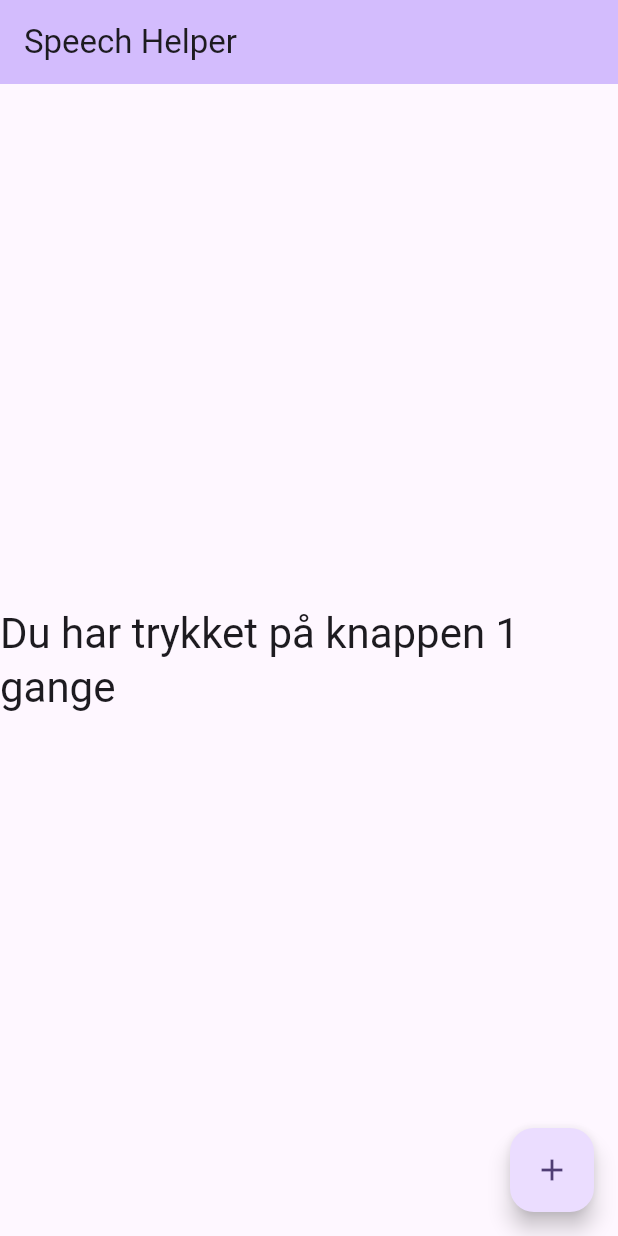
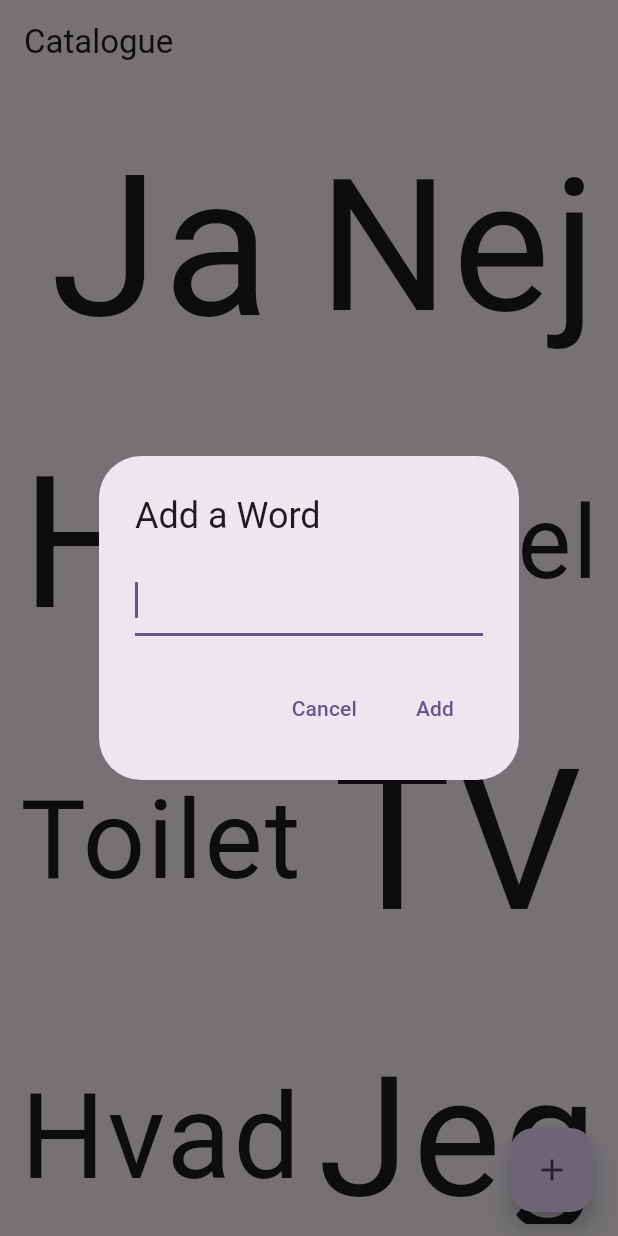
Before and after one commit to CapnOdin/SpeechHelper, a Flutter app: the screen it shows after launch, after a tap on the "add" icon, on a phone screen of 412 x 824 dp. Run offline on Flutter 3.47's test engine with Material 3 defaults, Android fonts, the light colour scheme and no system bars; our stand-ins replace flutter_tts.

Commit message:
v1.0.0 - beta version
Added a list of words that are spoken out loud when clicked and added the ability to define new words

```diff
--- /dev/null
+++ b/lib/app_screen.dart
@@ -0,0 +1,26 @@
+
+import 'package:flutter/material.dart';
+
+class AppScreen extends StatelessWidget {
+	final Key? scaffoldKey;
+	final Widget body;
+	final Widget? title;
+	final Widget? drawer;
+	final Widget? floatingActionButton;
+	final Widget? appBarButtons;
+	const AppScreen({super.key, this.scaffoldKey, this.title, required this.body, this.drawer, this.floatingActionButton, this.appBarButtons});
+
+	@override
+	Widget build(BuildContext context) {
+		return Scaffold(
+			key: scaffoldKey,
+			appBar: AppBar(
+				leading: appBarButtons,
+				title: title,
+			),
+			body: Center(child: body),
+			drawer: drawer,
+			floatingActionButton: floatingActionButton,
+		);
+	}
+}
--- a/lib/main.dart
+++ b/lib/main.dart
@@ -1,8 +1,7 @@
-import 'dart:io';
 
-import 'package:flutter/foundation.dart';
 import 'package:flutter/material.dart';
-import 'package:flutter_tts/flutter_tts.dart';
+import 'package:speech_helper/app_screen.dart';
+import 'package:speech_helper/word_catalogue_view.dart';
 
 void main() {
 	runApp(const MyApp());
@@ -59,99 +58,76 @@ class MyHomePage extends StatefulWidget {
 }
 
 class _MyHomePageState extends State<MyHomePage> {
-	int _counter = 0;
-	FlutterTts flutterTts = FlutterTts();
+	GlobalKey<WordCatalogueState> wordCatalogueKey = GlobalKey(debugLabel: "wordCatalogueKey");
+	WordCatalogueModel? wordCatalogueModel;
 
-	@override
-	void initState() {
-		initTTS();
-		super.initState();
-	}
-
-	Future<void> initTTS() async {
-		if(Platform.isIOS) {
-			await flutterTts.setSharedInstance(true);
-			await flutterTts.setIosAudioCategory(
-				IosTextToSpeechAudioCategory.ambient,
-				[
-					IosTextToSpeechAudioCategoryOptions.allowBluetooth,
-					IosTextToSpeechAudioCategoryOptions.allowBluetoothA2DP,
-					IosTextToSpeechAudioCategoryOptions.mixWithOthers
-				],
-				IosTextToSpeechAudioMode.voicePrompt
-			);
-		}
-		List<dynamic> languages = await flutterTts.getLanguages;
-		if(kDebugMode) {
-			print(languages);
-		}
-		await flutterTts.setLanguage("da-DK");
-		await flutterTts.setSpeechRate(0.5);
-		await flutterTts.setVolume(1.0);
-		await flutterTts.setPitch(1.0);
-	}
-
-	Future<void> _incrementCounter() async {
-		setState(() {
-			// This call to setState tells the Flutter framework that something has
-			// changed in this State, which causes it to rerun the build method below
-			// so that the display can reflect the updated values. If we changed
-			// _counter without calling setState(), then the build method would not be
-			// called again, and so nothing would appear to happen.
-			_counter++;
-		});
-		await flutterTts.speak("Du har trykket på knappen $_counter gange");
+	Future<void> _buttonClicked(BuildContext context) {
+		GlobalKey<EditableTextState> wordKey = GlobalKey(debugLabel: "wordCatalogueKey");
+		final myController = TextEditingController();
+		return showDialog<void>(
+			context: context,
+			builder: (BuildContext context) {
+				return AlertDialog(
+					title: const Text('Add a Word'),
+					content: TextField(key: wordKey, controller: myController, autofocus: true),
+					actions: <Widget>[
+						TextButton(
+							style: TextButton.styleFrom(
+								textStyle: Theme.of(context).textTheme.labelLarge,
+							),
+							child: const Text('Cancel', textAlign: TextAlign.end),
+							onPressed: () {
+								Navigator.of(context).pop();
+							},
+						),
+						TextButton(
+							style: TextButton.styleFrom(
+								textStyle: Theme.of(context).textTheme.labelLarge,
+							),
+							child: const Text('Add', textAlign: TextAlign.end),
+							onPressed: () {
+								Navigator.of(context).pop();
+								wordCatalogueKey.currentState!.addNewWord(myController.text);
+							},
+						),
+					],
+				);
+			},
+		);
 	}
 
 	@override
 	Widget build(BuildContext context) {
-		// This method is rerun every time setState is called, for instance as done
-		// by the _incrementCounter method above.
-		//
-		// The Flutter framework has been optimized to make rerunning build methods
-		// fast, so that you can just rebuild anything that needs updating rather
-		// than having to individually change instances of widgets.
-		return Scaffold(
-			appBar: AppBar(
-				// TRY THIS: Try changing the color here to a specific color (to
-				// Colors.amber, perhaps?) and trigger a hot reload to see the AppBar
-				// change color while the other colors stay the same.
-				backgroundColor: Theme.of(context).colorScheme.inversePrimary,
-				// Here we take the value from the MyHomePage object that was created by
-				// the App.build method, and use it to set our appbar title.
-				title: Text(widget.title),
+		wordCatalogueModel ??= WordCatalogueModel(
+			wordLst: [	WordModel(word: "Ja"),
+						WordModel(word: "Nej"),
+						WordModel(word: "Hej"),
+						WordModel(word: "Farvel"),
+						WordModel(word: "Toilet"),
+						WordModel(word: "TV"),
+						WordModel(word: "Hvad"),
+						WordModel(word: "Jeg"),
+						WordModel(word: "Du"),
+						WordModel(word: "Gå"),
+						WordModel(word: "Stue"),
+						WordModel(word: "Drikke"),
+						WordModel(word: "Spise"),
+						WordModel(word: "Hjælp")],
+			callback: () => setState(() {})
+		);
+		return AppScreen(title: const Text("Catalogue"),
+			floatingActionButton: FloatingActionButton(
+				onPressed: () => _buttonClicked(context),
+				tooltip: "Add Word",
+				child: const Icon(Icons.add),
 			),
-			body: Center(
-				// Center is a layout widget. It takes a single child and positions it
-				// in the middle of the parent.
-				child: Column(
-					// Column is also a layout widget. It takes a list of children and
-					// arranges them vertically. By default, it sizes itself to fit its
-					// children horizontally, and tries to be as tall as its parent.
-					//
-					// Column has various properties to control how it sizes itself and
-					// how it positions its children. Here we use mainAxisAlignment to
-					// center the children vertically; the main axis here is the vertical
-					// axis because Columns are vertical (the cross axis would be
-					// horizontal).
-					//
-					// TRY THIS: Invoke "debug painting" (choose the "Toggle Debug Paint"
-					// action in the IDE, or press "p" in the console), to see the
-					// wireframe for each widget.
-					mainAxisAlignment: MainAxisAlignment.center,
-					children: <Widget>[
-						Text(
-							'Du har trykket på knappen $_counter gange',
-							style: Theme.of(context).textTheme.headlineMedium,
-						),
-					],
-				),
+			body: Padding(padding: const EdgeInsets.all(8.0),
+				child: WordCatalogue(
+					key: wordCatalogueKey,
+					model: wordCatalogueModel!,
+					onChoice: null,
+				)
 			),
-			floatingActionButton: FloatingActionButton(
-				onPressed: _incrementCounter,
-				tooltip: 'Increment',
-				child: const Icon(Icons.add),
-			), // This trailing comma makes auto-formatting nicer for build methods.
 		);
 	}
 }
--- /dev/null
+++ b/lib/util.dart
@@ -0,0 +1,54 @@
+
+import 'dart:typed_data';
+import 'dart:io';
+
+import 'package:flutter/foundation.dart';
+
+class Util {
+	static logD(object) {
+		if(kDebugMode) {
+			print(object);
+		}
+	}
+
+	static log(object) {
+		//if(kDebugMode) {
+			print(object);
+		//}
+	}
+
+	static logW(object) {
+		//if(kDebugMode) {
+			print("Warn: $object");
+		//}
+	}
+
+	static logE(object) {
+		//if(kDebugMode) {
+			print("Error: $object");
+		//}
+	}
+
+	static Future<void> writeToFile(Uint8List data, String path) {
+		return File(path).writeAsBytes(data);
+	}
+
+	static String handleWinPath(String path) {
+		if(Platform.isWindows) {
+			return toWinPath(path);
+		}
+		return path;
+	}
+
+	static String toWinPath(String path) {
+		return path.replaceAll("/", Platform.pathSeparator);
+	}
+
+	static String escapePathJson(String path) {
+		return path.replaceAll("\\", "\\\\");
+	}
+
+	static String unEscapePathJson(String path) {
+		return path.replaceAll("\\\\", "\\");
+	}
+}
--- /dev/null
+++ b/lib/word_catalogue_view.dart
@@ -0,0 +1,256 @@
+
+import 'dart:convert';
+import 'dart:io';
+
+import 'package:speech_helper/util.dart';
+
+import 'package:flutter/material.dart';
+import 'package:flutter_tts/flutter_tts.dart';
+import 'package:path_provider/path_provider.dart';
+
+class WordCatalogue extends StatefulWidget {
+	final Function(String)? onChoice;
+	final WordCatalogueModel model;
+
+	const WordCatalogue({
+		super.key,
+		required this.model,
+		required this.onChoice,
+	});
+
+	@override
+	WordCatalogueState createState() {
+		return WordCatalogueState();
+	}
+}
+
+class WordCatalogueState extends State<WordCatalogue> {
+	FlutterTts flutterTts = FlutterTts();
+
+	@override
+	Widget build(BuildContext context) {
+		return _catalogue();
+	}
+
+	@override
+	void initState() {
+		initTTS();
+		super.initState();
+	}
+
+	Widget _catalogue() {
+		Util.logD("_catalogue");
+		return LayoutBuilder(builder: (context, constraints) {
+			return GridView.builder(
+				itemCount: widget.model.wordLst.length,
+				gridDelegate: SliverGridDelegateWithFixedCrossAxisCount(crossAxisCount: constraints.maxWidth > 700 ? 4 : 2),
+				itemBuilder: (_, int index) {
+					return GridTile(
+						child: Center(
+							child: Container(
+								margin: const EdgeInsets.only(left:5, top:5, right:5, bottom:5),
+								child: Stack(
+									fit: StackFit.expand,
+									children: [
+										wordWidgit(widget.model.wordLst[index]),
+										Material(color: Colors.transparent,
+											child: InkWell(
+												onTap: () => _toggle(widget.model.wordLst[index]),
+												onLongPress: () => _wordSelected(context, index),
+											),
+										),
+									],
+								)
+							)
+						)
+					);
+				}
+			);
+		});
+	}
+
+	void addNewWord(String word) {
+		setState(() {
+			widget.model.addWord(word);
+		});
+	}
+
+	void removeWord(int index) {
+		setState(() {
+			widget.model.removeWord(index);
+		});
+	}
+
+	void _toggle(WordModel model) {
+		if(widget.onChoice != null) {
+			widget.onChoice!.call(model.word);
+		} else {
+			_tts(model.pronunciation ?? model.word);
+		}
+	}
+
+	Future<void> _tts(String word) async {
+		await flutterTts.speak(word);
+	}
+
+	Widget wordWidgit(WordModel model) {
+		if(model.icon != null) {
+			return FittedBox(fit: BoxFit.contain, clipBehavior: Clip.hardEdge, child: Icon(model.icon));
+		} else {
+			return FittedBox(fit: BoxFit.contain, clipBehavior: Clip.hardEdge, child: Text(model.word));
+		}
+	}
+
+	Future<void> initTTS() async {
+		if(Platform.isIOS) {
+			await flutterTts.setSharedInstance(true);
+			await flutterTts.setIosAudioCategory(
+				IosTextToSpeechAudioCategory.ambient,
+				[
+					IosTextToSpeechAudioCategoryOptions.allowBluetooth,
+					IosTextToSpeechAudioCategoryOptions.allowBluetoothA2DP,
+					IosTextToSpeechAudioCategoryOptions.mixWithOthers
+				],
+				IosTextToSpeechAudioMode.voicePrompt
+			);
+		}
+
+		if(Platform.isAndroid) {
+			await flutterTts.setSpeechRate(0.5);
+		} else if(Platform.isIOS) {
+			await flutterTts.setSpeechRate(1.0);
+		}
+
+		List<dynamic> languages = await flutterTts.getLanguages;
+		Util.logD(languages);
+
+		await flutterTts.setLanguage("da-DK");
+		await flutterTts.setVolume(1.0);
+		await flutterTts.setPitch(1.0);
+	}
+
+	Future<void> _wordSelected(BuildContext context, int index) {
+		return showDialog<void>(
+			context: context,
+			builder: (BuildContext context) {
+				return AlertDialog(
+					title: const Text('Remove Word'),
+					actions: <Widget>[
+						TextButton(
+							style: TextButton.styleFrom(
+								textStyle: Theme.of(context).textTheme.labelLarge,
+							),
+							child: const Text('Cancel', textAlign: TextAlign.end),
+							onPressed: () {
+								Navigator.of(context).pop();
+							},
+						),
+						TextButton(
+							style: TextButton.styleFrom(
+								textStyle: Theme.of(context).textTheme.labelLarge,
+								foregroundColor: Colors.red,
+							),
+							child: const Text('Remove', textAlign: TextAlign.end),
+							onPressed: () {
+								Navigator.of(context).pop();
+								removeWord(index);
+							},
+						),
+					],
+				);
+			},
+		);
+	}
+}
+
+class WordCatalogueModel {
+	final List<WordModel> wordLst;
+
+	String _appDocPath = "";
+
+	WordCatalogueModel({required this.wordLst, required Function() callback}) {
+		_setAppDocPath(callback);
+	}
+
+	Future<void> _setAppDocPath(Function() callback) async {
+		_appDocPath = Util.handleWinPath("${(await getApplicationDocumentsDirectory()).path}/Words");
+		Directory dir = Directory(_appDocPath);
+		dir.create();
+		await _loadJson(callback);
+	}
+
+	Future<void> _loadJson(Function() callback) async {
+		File f = File("$_appDocPath/words.json");
+		f.exists().then((exists) {
+			if(exists) {
+				Map<String, dynamic> json = jsonDecode(f.readAsStringSync());
+				List<dynamic> jsonWords = json["words"];
+				for(var element in jsonWords) {
+					if(!wordLst.contains(element["word"])) {
+						wordLst.add(WordModel.fromJson(element));
+					}
+				}
+				callback.call();
+				Util.log("Words Found: ${f.path}${Platform.pathSeparator}words.json");
+			} else {
+				Util.log("Words Not Found: ${f.path}");
+			}
+		});
+	}
+
+	void _saveJson() async {
+		Util.logD(Util.handleWinPath("$_appDocPath/words.json"));
+		File(Util.handleWinPath("$_appDocPath/words.json")).openWrite().write(toJson());
+	}
+
+	Map<String, dynamic> toJson() => {
+		'"words"': wordLst.map((w) => w.toJson()).toList()
+	};
+
+	void addWord(String word) {
+		wordLst.add(WordModel(word: word));
+		_saveJson();
+	}
+
+	void removeWord(int index) {
+		wordLst.removeAt(index);
+		_saveJson();
+	}
+}
+
+class WordModel {
+	final String word;
+	String? pronunciation;
+	IconData? icon;
+
+	WordModel({required this.word, this.pronunciation, this.icon});
+
+	WordModel.fromJson(Map<String, dynamic> json) : word = json["word"], pronunciation = json["pronunciation"] {
+		icon = json["icon"] != null ? _iconDataFromJSONString(json["icon"]) : null;
+	}
+
+	Map<String, dynamic> toJson() => {
+		'"word"':               '"$word"',
+		'"pronunciation"':      pronunciation != null ? '"$pronunciation"' : null,
+		'"icon"':				icon != null ? _iconDataToJSONString(icon!) : null
+	};
+
+	String _iconDataToJSONString(IconData data) {
+		Map<String, dynamic> map = <String, dynamic>{};
+		map['codePoint'] = data.codePoint;
+		map['fontFamily'] = data.fontFamily;
+		map['fontPackage'] = data.fontPackage;
+		map['matchTextDirection'] = data.matchTextDirection;
+		return jsonEncode(map);
+	}
+
+	IconData _iconDataFromJSONString(String jsonString) {
+		Map<String, dynamic> map = jsonDecode(jsonString);
+		return IconData(
+			map['codePoint'],
+			fontFamily: map['fontFamily'],
+			fontPackage: map['fontPackage'],
+			matchTextDirection: map['matchTextDirection'],
+		);
+	}
+}
--- a/pubspec.yaml
+++ b/pubspec.yaml
@@ -36,6 +36,7 @@ dependencies:
   # Use with the CupertinoIcons class for iOS style icons.
   cupertino_icons: ^1.0.2
   flutter_tts: ^3.8.5
+  path_provider: ^2.1.2
 
 dev_dependencies:
   flutter_test:
```
Also changed, not shown: pubspec.lock, 1 other file.
